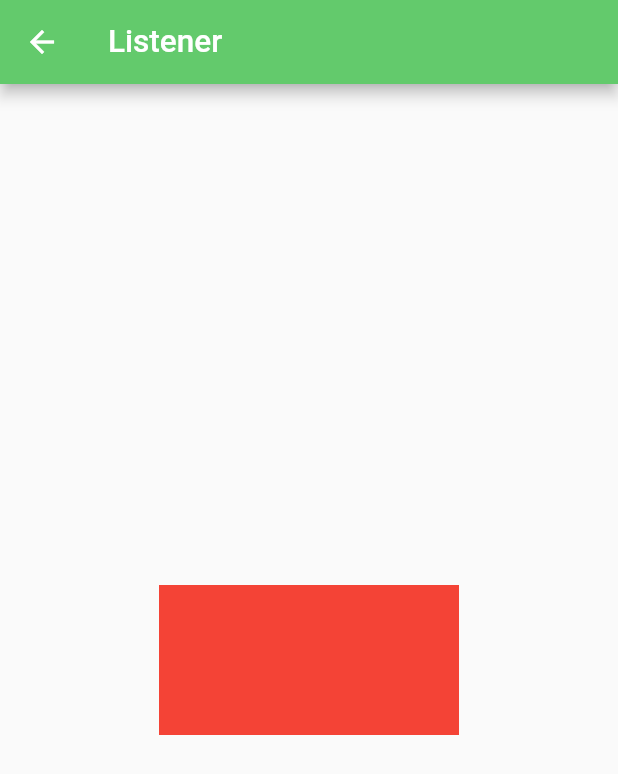
After one commit to ankouyang/flutter_os_china, a Flutter app: the ListenerWidget screen opened directly, on a phone screen of 412 x 824 dp. The commit adds this screen. Shown: the top 774 px of the screen. Run offline on Flutter 3.47's test engine with Material 2 defaults, Android fonts, the phone set to English and light mode, and no system bars; our stand-ins replace dio, event_bus, flutter_swiper, fluttertoast, image_picker, just_audio and 3 more; missing offline and left inert: address_picker, barcode_scan2, flutter_quill, flutter_webview_plugin, shake_animation_widget; accounts and stored records are empty.

Commit message:
feat: 事件通知 手势识别

```diff
--- /dev/null
+++ b/lib/pages/drawer/eventNotice/listener_widget.dart
@@ -0,0 +1,64 @@
+import 'package:flutter/material.dart';
+import 'package:flutter_os_china/constants/constants.dart';
+
+
+class ListenerWidget extends StatefulWidget {
+  const ListenerWidget({Key? key}) : super(key: key);
+
+  @override
+  State<ListenerWidget> createState() => _ListenerWidgetState();
+}
+
+class _ListenerWidgetState extends State<ListenerWidget> {
+   PointerEvent? _event;
+  @override
+  Widget build(BuildContext context) {
+    return Scaffold(
+        appBar: AppBar(
+          title: const Text('Listener '),
+        ),
+        body: Center(
+          child: Listener(
+            child: AbsorbPointer(
+              child: Listener(
+                child: Container(
+                  color: Colors.red,
+                  width: 200.0,
+                  height: 100.0,
+                ),
+                onPointerDown: (event)=>print("in"),
+              ),
+            ),
+            onPointerDown: (event)=>print("up"),
+          ),
+        )
+    );
+  }
+
+  Listener buildListener() {
+    return Listener(
+          child: Container(
+            alignment: Alignment.center,
+            color: AppColor.primaryColor,
+            height: 150.0,
+            width: 300.0,
+            child: Text('${_event?.localPosition??''}',style: const TextStyle(color: Colors.white),),
+          ),
+          onPointerDown: (e){
+            setState(() {
+              _event =e;
+            });
+          },
+          onPointerMove: (e){
+            setState(() {
+              _event =e;
+            });
+          },
+          onPointerUp: (e){
+            setState(() {
+              _event =e;
+            });
+          },
+        );
+  }
+}
--- a/lib/pages/index/home_page.dart
+++ b/lib/pages/index/home_page.dart
@@ -96,8 +96,8 @@ class _HomePageState extends State<HomePage> {
       ),
       drawer: MyDrawer(
         headImgPath: 'assets/images/cover_img.jpg',
-        menuIcons: const [Icons.send,Icons.settings,Icons.widgets,Icons.layers_outlined,Icons.icecream,Icons.screen_lock_landscape_outlined,Icons.accessibility],
-        menuTitles: const ['写帖子','设置','基础类组件','布局类组件','容器类组件','可滚动类组件','功能型组件']),
+        menuIcons: const [Icons.send,Icons.settings,Icons.widgets,Icons.layers_outlined,Icons.icecream,Icons.screen_lock_landscape_outlined,Icons.accessibility,Icons.event],
+        menuTitles: const ['写帖子','设置','基础类组件','布局类组件','容器类组件','可滚动类组件','功能型组件','事件处理与通知']),
       floatingActionButton: showToTopBtn?FloatingActionButton(
           backgroundColor: AppColor.primaryColor,
           child:  const Icon(Icons.arrow_upward,color: Colors.white),
--- a/lib/widgets/my_drawer.dart
+++ b/lib/widgets/my_drawer.dart
@@ -6,6 +6,7 @@ import 'package:flutter_os_china/pages/drawer/layoutWidget/index.dart';
 import 'package:flutter_os_china/pages/drawer/containerWidget/index.dart';
 import 'package:flutter_os_china/pages/drawer/scrollWidget//index.dart';
 import 'package:flutter_os_china/pages/drawer/abilityWidget/index.dart';
+import 'package:flutter_os_china/pages/drawer/eventNotice/index.dart';
 
 class MyDrawer extends StatelessWidget {
   final String headImgPath;
@@ -20,6 +21,7 @@ class MyDrawer extends StatelessWidget {
     4:const ContainerWidget(),
     5:const ScrollWidget(),
     6:const AbilityWidget(),
+    7:const EventNotice(),
   };
   MyDrawer({Key? key, required this.headImgPath, required this.menuTitles, required this.menuIcons}) : super(key: key);
   @override
```
Also changed, not shown: lib/pages/drawer/eventNotice/gesture_detector_widget.dart (added, +99 -0 lines), lib/pages/drawer/eventNotice/index.dart (added, +30 -0 lines).
